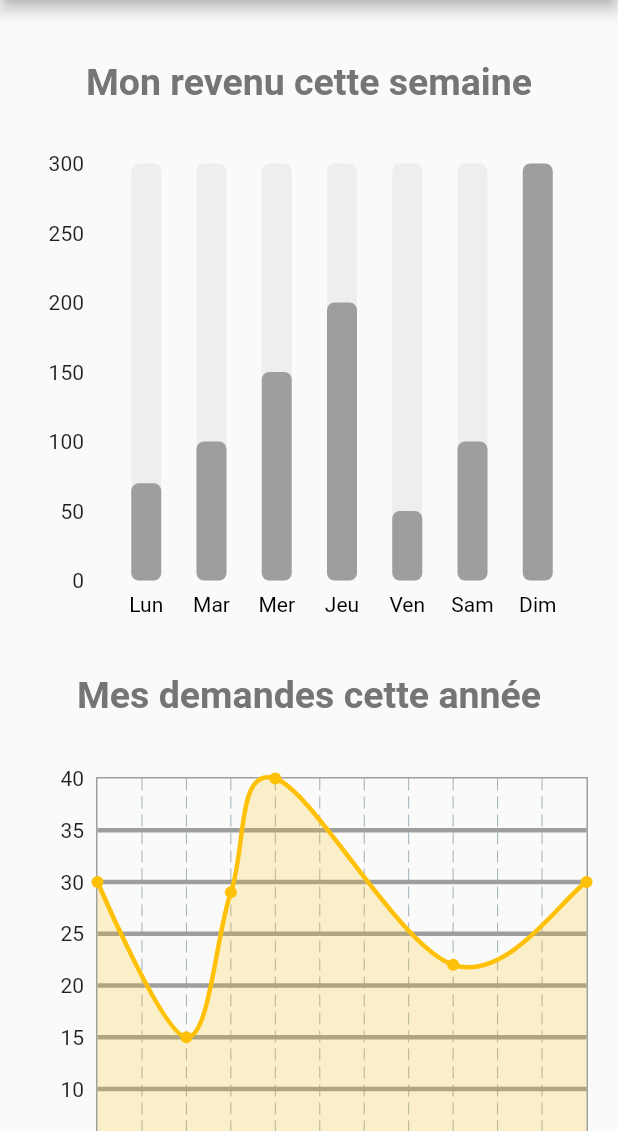
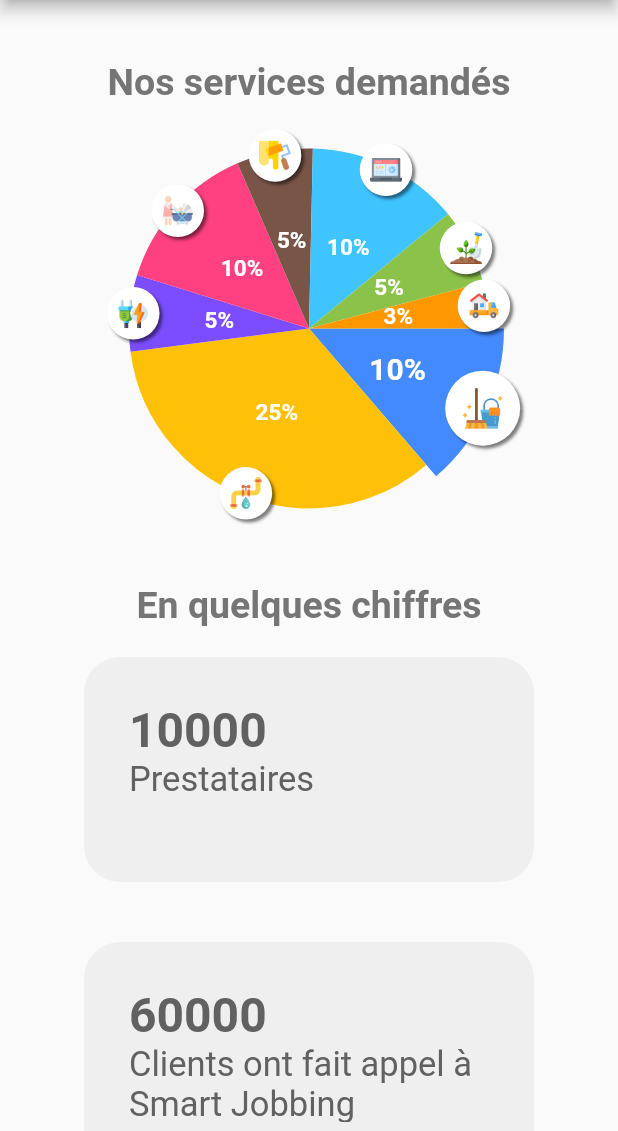
Before and after one commit to MOHAMEDREDABOUAMOUD/Jobbing-App-flutter, a Flutter app: the Main screen opened directly with empty values, in the side drawer, after a tap on "Statistiques", on a phone screen of 412 x 824 dp, the part 105-1236 px from its top. Run offline on Flutter 3.47's test engine with Material 2 defaults, Android fonts, the phone set to English and light mode, and no system bars; drawn by our look-alikes of fl_chart; our stand-ins replace cloud_firestore, firebase_auth, firebase_core, firebase_storage, flutter_credit_card, flutter_rating_bar and 5 more; missing offline and left inert: cross_file_image, dart:ffi, flutter_facebook_auth, flutter_login_facebook, flutter_phone_direct_caller; accounts and stored records are empty; network calls fail; statements that could not run were skipped.

Commit message:
client statistics

```diff
--- /dev/null
+++ b/signin_signup/lib/pages/AppStatistics.dart
@@ -0,0 +1,500 @@
+// ignore_for_file: prefer_const_constructors
+
+import 'package:fl_chart/fl_chart.dart';
+import 'package:flutter/material.dart';
+//import 'package:charts_flutter/flutter.dart' as charts;
+
+class AppStatistics extends StatefulWidget {
+  const AppStatistics({Key? key}) : super(key: key);
+
+  @override
+  State<AppStatistics> createState() => _AppStatisticsState();
+}
+
+class _AppStatisticsState extends State<AppStatistics> {
+  int touchedIndex = 0;
+  @override
+  Widget build(BuildContext context) {
+    BarData weekSummary = BarData(
+        lun: 70, mar: 100, mer: 150, jeu: 200, ven: 50, sam: 100, dim: 300);
+    weekSummary.init();
+
+    return SafeArea(
+      child: Scaffold(
+        appBar: AppBar(
+          backgroundColor: Colors.amber,
+          toolbarHeight: 70,
+          title: Text(
+            "Smart Jobbing",
+            style: TextStyle(
+              fontWeight: FontWeight.bold,
+              fontSize: 25,
+            ),
+          ),
+          centerTitle: true,
+        ),
+        body: CustomScrollView(
+          slivers: [
+            SliverFillRemaining(
+              hasScrollBody: false,
+              child: Padding(
+                padding: EdgeInsets.fromLTRB(20, 40, 20, 30),
+                child: Column(
+                    crossAxisAlignment: CrossAxisAlignment.center,
+                    children: [
+                      Text(
+                        "Nos services demandés",
+                        style: TextStyle(
+                          fontSize: 25,
+                          color: Colors.grey[600],
+                          fontWeight: FontWeight.bold,
+                        ),
+                      ),
+                      // graph 3 services
+                      SizedBox(
+                        height: 300,
+                        child: Expanded(
+                            child: PieChart(
+                          PieChartData(
+                            pieTouchData: PieTouchData(
+                              touchCallback:
+                                  (FlTouchEvent event, pieTouchResponse) {
+                                setState(() {
+                                  if (!event.isInterestedForInteractions ||
+                                      pieTouchResponse == null ||
+                                      pieTouchResponse.touchedSection == null) {
+                                    touchedIndex = -1;
+                                    return;
+                                  }
+                                  touchedIndex = pieTouchResponse
+                                      .touchedSection!.touchedSectionIndex;
+                                });
+                              },
+                            ),
+                            borderData: FlBorderData(
+                              show: false,
+                            ),
+                            sectionsSpace: 0,
+                            centerSpaceRadius: 0,
+                            sections: showingSections(),
+                          ),
+                        )),
+                      ),
+                      SizedBox(height: 20),
+                      Text(
+                        "En quelques chiffres",
+                        style: TextStyle(
+                          fontSize: 25,
+                          color: Colors.grey[600],
+                          fontWeight: FontWeight.bold,
+                        ),
+                      ),
+                      Container(
+                        margin:
+                            EdgeInsets.symmetric(vertical: 20, horizontal: 30),
+                        padding:
+                            EdgeInsets.symmetric(vertical: 30, horizontal: 30),
+                        height: 150,
+                        width: 300,
+                        decoration: BoxDecoration(
+                            color: Colors.grey.withOpacity(0.12),
+                            borderRadius: BorderRadius.circular(24)),
+                        child: RichText(
+                          text: TextSpan(children: [
+                            TextSpan(
+                                text: "10000",
+                                style: TextStyle(
+                                  color: Colors.grey[700],
+                                  fontSize: 32,
+                                  fontWeight: FontWeight.bold,
+                                )),
+                            TextSpan(
+                                text: "\nPrestataires",
+                                style: TextStyle(
+                                  color: Colors.grey[700],
+                                  fontSize: 23,
+                                )),
+                          ]),
+                        ),
+                      ),
+                      Container(
+                        margin:
+                            EdgeInsets.symmetric(vertical: 20, horizontal: 30),
+                        padding:
+                            EdgeInsets.symmetric(vertical: 30, horizontal: 30),
+                        height: 150,
+                        width: 300,
+                        decoration: BoxDecoration(
+                            color: Colors.grey.withOpacity(0.12),
+                            borderRadius: BorderRadius.circular(24)),
+                        child: RichText(
+                          text: TextSpan(children: [
+                            TextSpan(
+                                text: "60000",
+                                style: TextStyle(
+                                  color: Colors.grey[700],
+                                  fontSize: 32,
+                                  fontWeight: FontWeight.bold,
+                                )),
+                            TextSpan(
+                                text:
+                                    "\nClients ont fait appel à Smart Jobbing",
+                                style: TextStyle(
+                                  color: Colors.grey[700],
+                                  fontSize: 23,
+                                )),
+                          ]),
+                        ),
+                      ),
+                      Container(
+                        margin:
+                            EdgeInsets.symmetric(vertical: 20, horizontal: 30),
+                        padding:
+                            EdgeInsets.symmetric(vertical: 30, horizontal: 30),
+                        height: 150,
+                        width: 300,
+                        decoration: BoxDecoration(
+                            color: Colors.grey.withOpacity(0.12),
+                            borderRadius: BorderRadius.circular(24)),
+                        child: RichText(
+                          text: TextSpan(children: [
+                            TextSpan(
+                                text: "1 555 000",
+                                style: TextStyle(
+                                  color: Colors.grey[700],
+                                  fontSize: 32,
+                                  fontWeight: FontWeight.bold,
+                                )),
+                            TextSpan(
+                                text: "\nServices rendus depuis la création",
+                                style: TextStyle(
+                                  color: Colors.grey[700],
+                                  fontSize: 23,
+                                )),
+                          ]),
+                        ),
+                      ),
+                    ]),
+              ),
+            )
+          ],
+        ),
+      ),
+    );
+  }
+
+//liste des services du graph 3
+  List<PieChartSectionData> showingSections() {
+    return List.generate(8, (i) {
+      final isTouched = i == touchedIndex;
+      final fontSize = isTouched ? 20.0 : 15.0;
+      final radius = isTouched ? 130.0 : 120.0;
+      final widgetSize = isTouched ? 50.0 : 35.0;
+      //const shadows = [Shadow(color: Colors.black, blurRadius: 2)];
+
+      switch (i) {
+        case 0:
+          return PieChartSectionData(
+            color: Colors.blueAccent,
+            value: 10,
+            title: '10%',
+            radius: radius,
+            titleStyle: TextStyle(
+              fontSize: fontSize,
+              fontWeight: FontWeight.bold,
+              color: const Color(0xffffffff),
+            ),
+            badgeWidget: _Badge(
+              'lib/images/img/Menage.png',
+              size: widgetSize,
+            ),
+            badgePositionPercentageOffset: .98,
+          );
+        case 1:
+          return PieChartSectionData(
+            color: Colors.amber,
+            value: 25,
+            title: '25%',
+            radius: radius,
+            titleStyle: TextStyle(
+              fontSize: fontSize,
+              fontWeight: FontWeight.bold,
+              color: const Color(0xffffffff),
+              //shadows: shadows,
+            ),
+            badgeWidget: _Badge(
+              'lib/images/img/Plomberie.png',
+              size: widgetSize,
+            ),
+            badgePositionPercentageOffset: .98,
+          );
+        case 2:
+          return PieChartSectionData(
+            color: Colors.deepPurpleAccent,
+            value: 5,
+            title: '5%',
+            radius: radius,
+            titleStyle: TextStyle(
+              fontSize: fontSize,
+              fontWeight: FontWeight.bold,
+              color: const Color(0xffffffff),
+              //shadows: shadows,
+            ),
+            badgeWidget: _Badge(
+              'lib/images/img/Electricite.png',
+              size: widgetSize,
+            ),
+            badgePositionPercentageOffset: .98,
+          );
+        case 3:
+          return PieChartSectionData(
+            color: Colors.pinkAccent,
+            value: 10,
+            title: '10%',
+            radius: radius,
+            titleStyle: TextStyle(
+              fontSize: fontSize,
+              fontWeight: FontWeight.bold,
+              color: const Color(0xffffffff),
+              //shadows: shadows,
+            ),
+            badgeWidget: _Badge(
+              'lib/images/img/Babysitting.png',
+              size: widgetSize,
+            ),
+            badgePositionPercentageOffset: .98,
+          );
+        case 4:
+          return PieChartSectionData(
+            color: Colors.brown,
+            value: 5,
+            title: '5%',
+            radius: radius,
+            titleStyle: TextStyle(
+              fontSize: fontSize,
+              fontWeight: FontWeight.bold,
+              color: const Color(0xffffffff),
+              //shadows: shadows,
+            ),
+            badgeWidget: _Badge(
+              'lib/images/img/Renovation.png',
+              size: widgetSize,
+            ),
+            badgePositionPercentageOffset: .98,
+          );
+        case 5:
+          return PieChartSectionData(
+            color: Colors.lightBlueAccent,
+            value: 10,
+            title: '10%',
+            radius: radius,
+            titleStyle: TextStyle(
+              fontSize: fontSize,
+              fontWeight: FontWeight.bold,
+              color: const Color(0xffffffff),
+              //shadows: shadows,
+            ),
+            badgeWidget: _Badge(
+              'lib/images/img/Informatique.png',
+              size: widgetSize,
+            ),
+            badgePositionPercentageOffset: .98,
+          );
+        case 6:
+          return PieChartSectionData(
+            color: Colors.lightGreen,
+            value: 5,
+            title: '5%',
+            radius: radius,
+            titleStyle: TextStyle(
+              fontSize: fontSize,
+              fontWeight: FontWeight.bold,
+              color: const Color(0xffffffff),
+              //shadows: shadows,
+            ),
+            badgeWidget: _Badge(
+              'lib/images/img/Jardinage.png',
+              size: widgetSize,
+            ),
+            badgePositionPercentageOffset: .98,
+          );
+        case 7:
+          return PieChartSectionData(
+            color: Colors.orange,
+            value: 3,
+            title: '3%',
+            radius: radius,
+            titleStyle: TextStyle(
+              fontSize: fontSize,
+              fontWeight: FontWeight.bold,
+              color: const Color(0xffffffff),
+              //shadows: shadows,
+            ),
+            badgeWidget: _Badge(
+              'lib/images/img/Demenagement.png',
+              size: widgetSize,
+            ),
+            badgePositionPercentageOffset: .98,
+          );
+        default:
+          throw Exception("");
+      }
+    });
+  }
+}
+
+Widget bottomTitles(double v, TitleMeta t) {
+  const style = TextStyle(
+    //fontWeight: FontWeight.bold,
+    fontSize: 14,
+    color: Colors.black,
+  );
+  Widget text = Text("");
+  switch (v.toInt()) {
+    case 0:
+      text = const Text("Lun", style: style);
+      break;
+    case 1:
+      text = const Text("Mar", style: style);
+      break;
+    case 2:
+      text = const Text("Mer", style: style);
+      break;
+    case 3:
+      text = const Text("Jeu", style: style);
+      break;
+    case 4:
+      text = const Text("Ven", style: style);
+      break;
+    case 5:
+      text = const Text("Sam", style: style);
+      break;
+    case 6:
+      text = const Text("Dim", style: style);
+      break;
+  }
+  return SideTitleWidget(axisSide: t.axisSide, child: text);
+}
+
+Widget bottomTitlesMonth(double v, TitleMeta t) {
+  const style = TextStyle(
+    //fontWeight: FontWeight.bold,
+    fontSize: 14,
+    color: Colors.black,
+  );
+  Widget text = Text("");
+  switch (v.toInt()) {
+    case 0:
+      text = const Text("Jan", style: style);
+      break;
+    case 1:
+      text = const Text("Fev", style: style);
+      break;
+    case 2:
+      text = const Text("Mar", style: style);
+      break;
+    case 3:
+      text = const Text("Avr", style: style);
+      break;
+    case 4:
+      text = const Text("Mai", style: style);
+      break;
+    case 5:
+      text = const Text("Jui", style: style);
+      break;
+    case 6:
+      text = const Text("Juil", style: style);
+      break;
+    case 7:
+      text = const Text("Aou", style: style);
+      break;
+    case 8:
+      text = const Text("Sep", style: style);
+      break;
+    case 9:
+      text = const Text("Oct", style: style);
+      break;
+    case 10:
+      text = const Text("Nov", style: style);
+      break;
+    case 11:
+      text = const Text("Dec", style: style);
+      break;
+  }
+  return SideTitleWidget(axisSide: t.axisSide, child: text);
+}
+
+class Bar {
+  final int x;
+  final double y;
+
+  Bar({required this.x, required this.y});
+}
+
+class BarData {
+  final double lun;
+  final double mar;
+  final double mer;
+  final double jeu;
+  final double ven;
+  final double sam;
+  final double dim;
+
+  BarData(
+      {required this.lun,
+      required this.mar,
+      required this.mer,
+      required this.jeu,
+      required this.ven,
+      required this.sam,
+      required this.dim});
+
+  List<Bar> barData = [];
+
+  void init() {
+    barData = [
+      Bar(x: 0, y: lun),
+      Bar(x: 1, y: mar),
+      Bar(x: 2, y: mer),
+      Bar(x: 3, y: jeu),
+      Bar(x: 4, y: ven),
+      Bar(x: 5, y: sam),
+      Bar(x: 6, y: dim)
+    ];
+  }
+}
+
+class _Badge extends StatelessWidget {
+  const _Badge(
+    this.asset, {
+    required this.size,
+    //required this.borderColor,
+  });
+  final String asset;
+  final double size;
+  //final Color borderColor;
+
+  @override
+  Widget build(BuildContext context) {
+    return AnimatedContainer(
+      duration: PieChart.defaultDuration,
+      width: size,
+      height: size,
+      decoration: BoxDecoration(
+        color: Colors.white,
+        shape: BoxShape.circle,
+        boxShadow: <BoxShadow>[
+          BoxShadow(
+            color: Colors.black.withOpacity(.5),
+            offset: const Offset(2, 2),
+            blurRadius: 1,
+          ),
+        ],
+      ),
+      padding: EdgeInsets.all(size * .20),
+      child: Center(
+        child: Image.asset(asset),
+      ),
+    );
+  }
+}
--- a/signin_signup/lib/pages/home_page.dart
+++ b/signin_signup/lib/pages/home_page.dart
@@ -9,6 +9,7 @@ import 'package:signin_signup/pages/grid.dart';
 import 'package:signin_signup/pages/messagerie.dart';
 import 'package:signin_signup/pages/profile.dart';
 import 'package:signin_signup/pages/statistics.dart';
+import 'package:signin_signup/pages/AppStatistics.dart';
 
 class Main extends StatefulWidget {
   final String email;
@@ -152,7 +153,8 @@ class _MainState extends State<Main> {
                 ),
                 onTap: () {
                   Navigator.of(context).push(
-                      MaterialPageRoute(builder: (context) => Statistics()));
+                      //MaterialPageRoute(builder: (context) => Statistics())
+                      MaterialPageRoute(builder: (context) => AppStatistics()));
                 },
               ),
               ListTile(
@@ -201,7 +203,7 @@ class _MainState extends State<Main> {
         body: SingleChildScrollView(
             child: Column(
           children: [
-            SizedBox(
+            /*SizedBox(
               height: 250,
               child: PageView.builder(
                 controller: pageController,
@@ -224,6 +226,7 @@ class _MainState extends State<Main> {
                 itemCount: 5,
               ),
             ),
+            */
             SizedBox(height: 20),
             Text(
               "Services",
--- a/signin_signup/lib/pages/service.dart
+++ b/signin_signup/lib/pages/service.dart
@@ -52,9 +52,18 @@ class _ServiceState extends State<Service> {
           body: SingleChildScrollView(
             child: Column(
               children: [
-                SizedBox(height: 50),
-                Text("Trouver le prestataire idéal pour vos attentes"),
-                SizedBox(height: 50),
+                Padding(
+                  padding:
+                      const EdgeInsets.symmetric(horizontal: 40, vertical: 40),
+                  child: Text(
+                    "Trouver le prestataire idéal pour vos attentes",
+                    style: TextStyle(
+                      color: Colors.grey[700],
+                      fontSize: 23,
+                    ),
+                    textAlign: TextAlign.center,
+                  ),
+                ),
                 ListView.builder(
                   itemCount: prestatairess.length,
                   itemBuilder: (context, index) {
```
